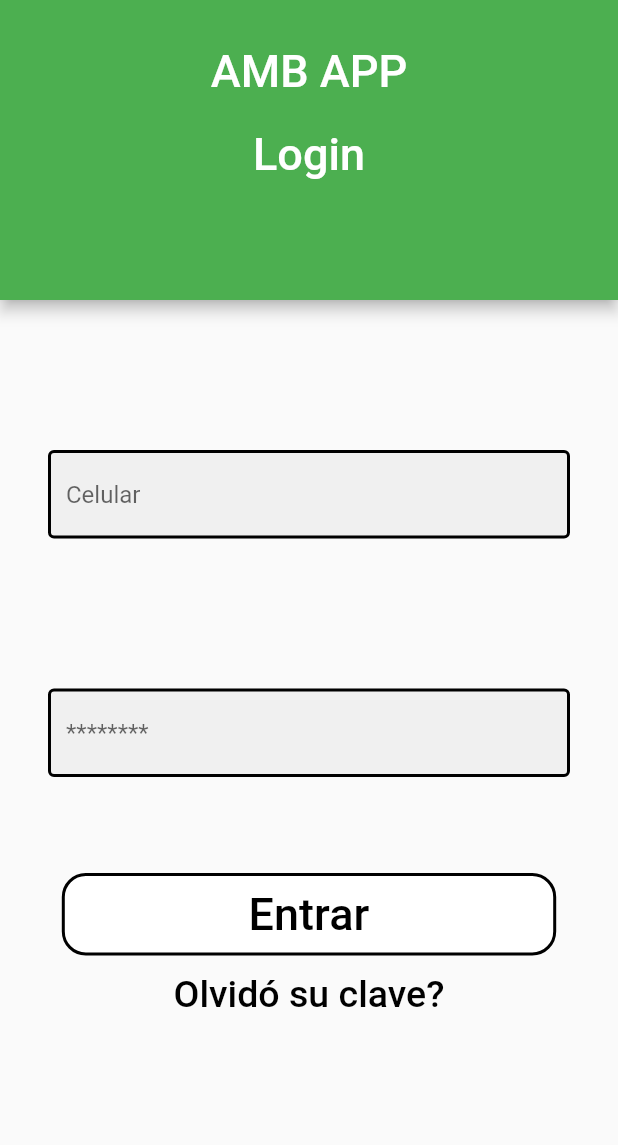
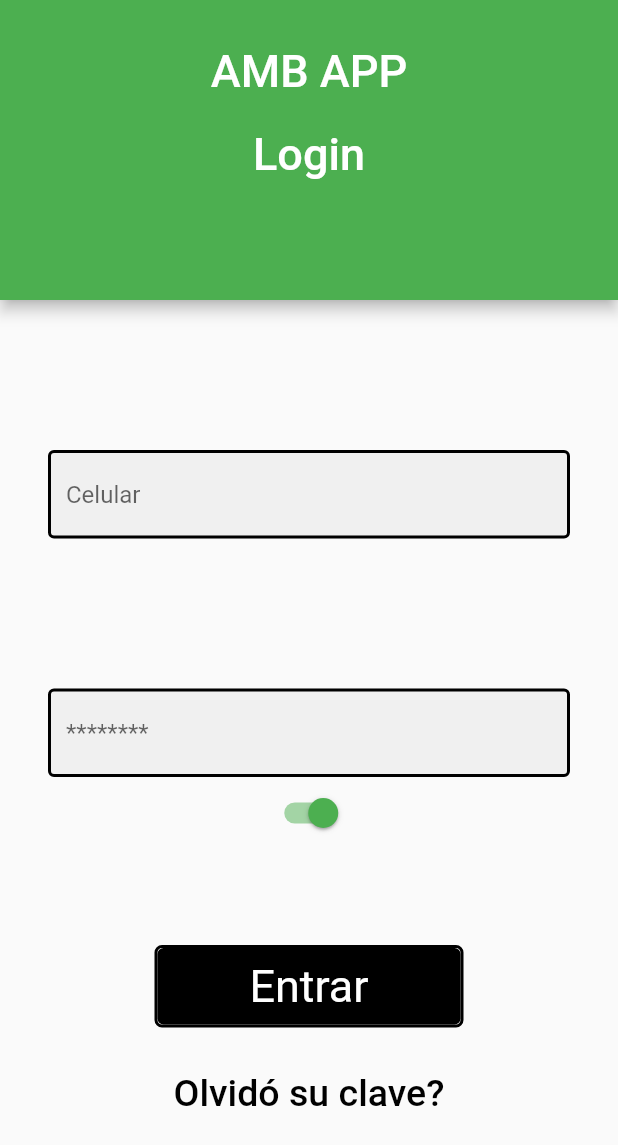
Before and after one commit to Skabas18/DashFleetTest, a Flutter app: the screen it shows after launch, on a phone screen of 412 x 824 dp. Shown: the top 1145 px of the screen. Run offline on Flutter 3.47's test engine with Material 2 defaults, Android fonts, the phone set to English and light mode, and no system bars; Roboto replaces fonts that are missing (RSV).

Commit message:
Switch button

```diff
--- a/lib/src/pages/login_pages.dart
+++ b/lib/src/pages/login_pages.dart
@@ -2,6 +2,7 @@ import 'package:flutter/material.dart';
 import 'package:flutter/services.dart';
 import 'package:prueba_app/src/pages/menu_pages.dart';
 
+import '../widgets/switch.dart';
 import '../widgets/textappbar.dart';
 import '../widgets/textfield.dart';
 
@@ -45,15 +46,19 @@ class LoginPage extends StatelessWidget {
             hintText: '********',
             obscureText: true,
           ),
+          const SwitchButton(),
           Padding(
             padding: const EdgeInsets.only(top: 64),
             child: Container(
               decoration: BoxDecoration(
-                  borderRadius: BorderRadius.circular(16),
+                  borderRadius: BorderRadius.circular(5),
                   border: Border.all(color: Colors.black, width: 2),
                   color: Colors.white),
-              width: size.width * 0.8,
+              width: size.width * 0.5,
               child: TextButton(
+                  style: TextButton.styleFrom(
+                      backgroundColor: Colors.black,
+                      textStyle: const TextStyle(fontSize: 20)),
                   onPressed: () {
                     Navigator.of(context).push(MaterialPageRoute(
                         builder: (context) => const MenuPage()));
@@ -62,12 +67,12 @@ class LoginPage extends StatelessWidget {
                     "Entrar",
                     textAlign: TextAlign.center,
                     style: TextStyle(
-                        fontFamily: "RSV", fontSize: 30, color: Colors.black),
+                        fontFamily: "RSV", fontSize: 30, color: Colors.white),
                   )),
             ),
           ),
           Padding(
-            padding: const EdgeInsets.only(top: 2),
+            padding: const EdgeInsets.only(top: 20),
             // ignore: sized_box_for_whitespace
             child: Container(
               width: size.width * 0.8,
--- /dev/null
+++ b/lib/src/widgets/switch.dart
@@ -0,0 +1,26 @@
+import 'package:flutter/material.dart';
+
+class SwitchButton extends StatefulWidget {
+  const SwitchButton({super.key});
+
+  @override
+  State<SwitchButton> createState() => _SwitchButtonState();
+}
+
+class _SwitchButtonState extends State<SwitchButton> {
+  @override
+  Widget build(BuildContext context) {
+    bool light = true;
+    return Switch(
+      // This bool value toggles the switch.
+      value: light,
+      activeColor: Colors.green,
+      onChanged: (bool value) {
+        // This is called when the user toggles the switch.
+        setState(() {
+          light = value;
+        });
+      },
+    );
+  }
+}
```
